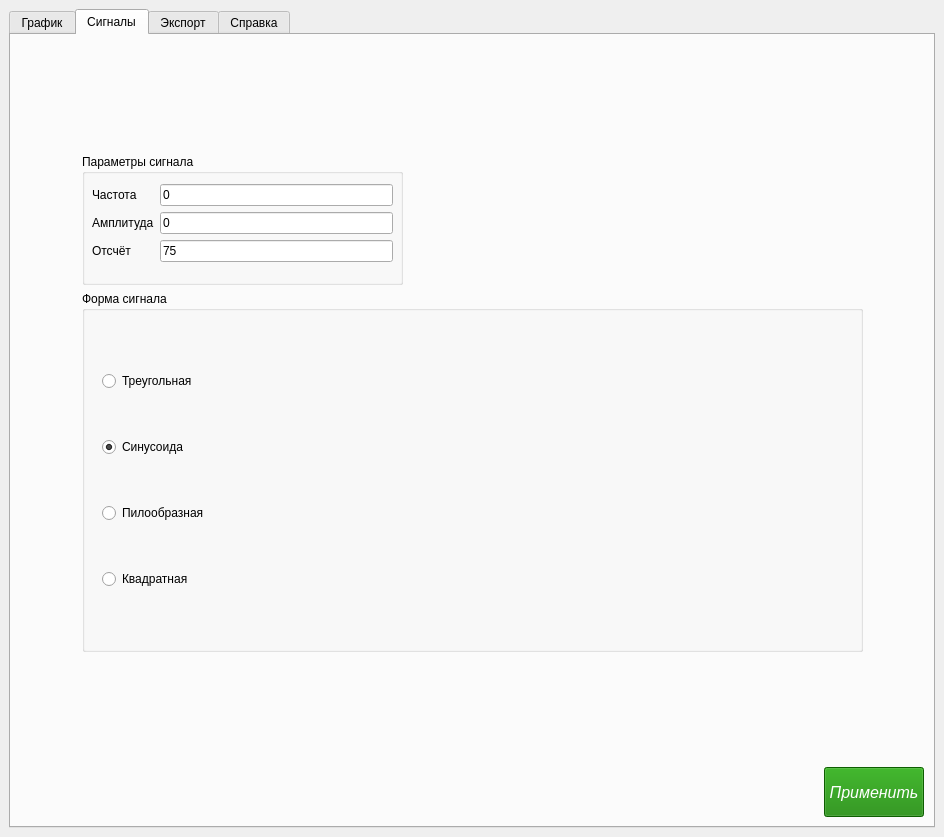
Old version of the form ui/main.ui in the repository Vlafder/sfive.
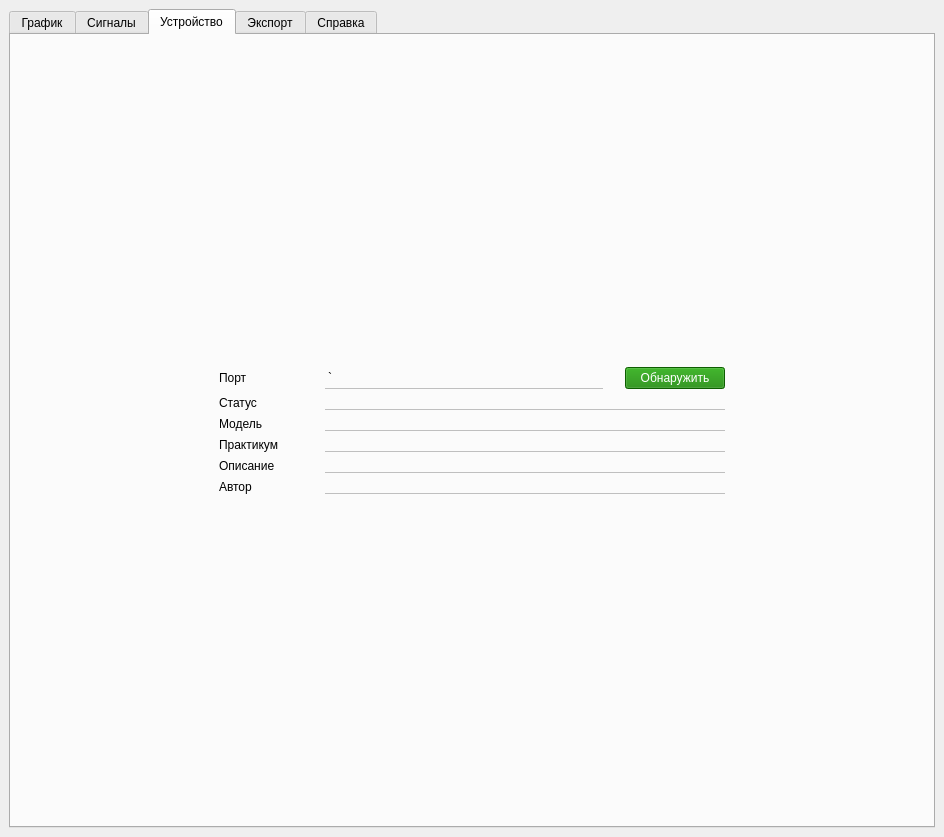
New version of the form. Icons and pictures are not drawn.

Commit message: sfive-18: новый интерфейс

What changed in the file:
```diff
--- a/ui/main.ui
+++ b/ui/main.ui
@@ -21,7 +21,7 @@
     <item>
      <widget class="QTabWidget" name="tabWidget">
       <property name="currentIndex">
-       <number>1</number>
+       <number>2</number>
       </property>
       <widget class="QWidget" name="graph">
        <property name="contextMenuPolicy">
@@ -418,6 +418,269 @@
         </item>
        </layout>
       </widget>
+      <widget class="QWidget" name="device">
+       <attribute name="title">
+        <string>Устройство</string>
+       </attribute>
+       <layout class="QVBoxLayout" name="verticalLayout_8">
+        <item>
+         <spacer name="verticalSpacer_5">
+          <property name="orientation">
+           <enum>Qt::Vertical</enum>
+          </property>
+          <property name="sizeHint" stdset="0">
+           <size>
+            <width>20</width>
+            <height>40</height>
+           </size>
+          </property>
+         </spacer>
+        </item>
+        <item>
+         <layout class="QHBoxLayout" name="horizontalLayout_3">
+          <item>
+           <spacer name="horizontalSpacer_9">
+            <property name="orientation">
+             <enum>Qt::Horizontal</enum>
+            </property>
+            <property name="sizeHint" stdset="0">
+             <size>
+              <width>40</width>
+              <height>20</height>
+             </size>
+            </property>
+           </spacer>
+          </item>
+          <item>
+           <layout class="QFormLayout" name="formLayout_5">
+            <item row="0" column="0">
+             <widget class="QLabel" name="Label">
+              <property name="text">
+               <string>Порт</string>
+              </property>
+              <property name="margin">
+               <number>5</number>
+              </property>
+             </widget>
+            </item>
+            <item row="0" column="1">
+             <layout class="QHBoxLayout" name="horizontalLayout_7">
+              <item>
+               <widget class="QLabel" name="port_lbl">
+                <property name="styleSheet">
+                 <string notr="true">border-bottom: 1px solid #bfbfbf;
+border-top: 0px;
+border-right: 0px;
+border-left: 0px;</string>
+                </property>
+                <property name="text">
+                 <string>`</string>
+                </property>
+               </widget>
+              </item>
+              <item>
+               <widget class="QLabel" name="label_7">
+                <property name="maximumSize">
+                 <size>
+                  <width>10</width>
+                  <height>16777215</height>
+                 </size>
+                </property>
+                <property name="text">
+                 <string/>
+                </property>
+               </widget>
+              </item>
+              <item>
+               <widget class="QPushButton" name="detect_btn">
+                <property name="minimumSize">
+                 <size>
+                  <width>20</width>
+                  <height>0</height>
+                 </size>
+                </property>
+                <property name="maximumSize">
+                 <size>
+                  <width>100</width>
+                  <height>16777215</height>
+                 </size>
+                </property>
+                <property name="styleSheet">
+                 <string notr="true">background-color: rgb(18, 131, 0);
+color: rgb(255, 255, 255);</string>
+                </property>
+                <property name="text">
+                 <string>Обнаружить</string>
+                </property>
+               </widget>
+              </item>
+             </layout>
+            </item>
+            <item row="1" column="0">
+             <widget class="QLabel" name="Label_6">
+              <property name="text">
+               <string>Статус</string>
+              </property>
+              <property name="margin">
+               <number>5</number>
+              </property>
+             </widget>
+            </item>
+            <item row="2" column="0">
+             <widget class="QLabel" name="Label_2">
+              <property name="text">
+               <string>Модель</string>
+              </property>
+              <property name="margin">
+               <number>5</number>
+              </property>
+             </widget>
+            </item>
+            <item row="2" column="1">
+             <widget class="QLabel" name="model_lbl">
+              <property name="styleSheet">
+               <string notr="true">border-bottom: 1px solid #bfbfbf;
+border-top: 0px;
+border-right: 0px;
+border-left: 0px;</string>
+              </property>
+              <property name="text">
+               <string/>
+              </property>
+             </widget>
+            </item>
+            <item row="3" column="0">
+             <widget class="QLabel" name="Label_3">
+              <property name="minimumSize">
+               <size>
+                <width>100</width>
+                <height>0</height>
+               </size>
+              </property>
+              <property name="text">
+               <string>Практикум</string>
+              </property>
+              <property name="margin">
+               <number>5</number>
+              </property>
+             </widget>
+            </item>
+            <item row="3" column="1">
+             <widget class="QLabel" name="prak_lbl">
+              <property name="styleSheet">
+               <string notr="true">border-bottom: 1px solid #bfbfbf;
+border-top: 0px;
+border-right: 0px;
+border-left: 0px;</string>
+              </property>
+              <property name="text">
+               <string/>
+              </property>
+             </widget>
+            </item>
+            <item row="4" column="0">
+             <widget class="QLabel" name="Label_4">
+              <property name="text">
+               <string>Описание</string>
+              </property>
+              <property name="margin">
+               <number>5</number>
+              </property>
+             </widget>
+            </item>
+            <item row="4" column="1">
+             <widget class="QLabel" name="about_lbl">
+              <property name="minimumSize">
+               <size>
+                <width>400</width>
+                <height>0</height>
+               </size>
+              </property>
+              <property name="maximumSize">
+               <size>
+                <width>600</width>
+                <height>16777215</height>
+               </size>
+              </property>
+              <property name="styleSheet">
+               <string notr="true">border-bottom: 1px solid #bfbfbf;
+border-top: 0px;
+border-right: 0px;
+border-left: 0px;</string>
+              </property>
+              <property name="text">
+               <string/>
+              </property>
+             </widget>
+            </item>
+            <item row="5" column="0">
+             <widget class="QLabel" name="Label_5">
+              <property name="text">
+               <string>Автор</string>
+              </property>
+              <property name="margin">
+               <number>5</number>
+              </property>
+             </widget>
+            </item>
+            <item row="5" column="1">
+             <widget class="QLabel" name="author_lbl">
+              <property name="styleSheet">
+               <string notr="true">border-bottom: 1px solid #bfbfbf;
+border-top: 0px;
+border-right: 0px;
+border-left: 0px;</string>
+              </property>
+              <property name="text">
+               <string/>
+              </property>
+             </widget>
+            </item>
+            <item row="1" column="1">
+             <widget class="QLabel" name="status_lbl">
+              <property name="styleSheet">
+               <string notr="true">border-bottom: 1px solid #bfbfbf;
+border-top: 0px;
+border-right: 0px;
+border-left: 0px;</string>
+              </property>
+              <property name="text">
+               <string/>
+              </property>
+             </widget>
+            </item>
+           </layout>
+          </item>
+          <item>
+           <spacer name="horizontalSpacer_10">
+            <property name="orientation">
+             <enum>Qt::Horizontal</enum>
+            </property>
+            <property name="sizeHint" stdset="0">
+             <size>
+              <width>40</width>
+              <height>20</height>
+             </size>
+            </property>
+           </spacer>
+          </item>
+         </layout>
+        </item>
+        <item>
+         <spacer name="verticalSpacer_6">
+          <property name="orientation">
+           <enum>Qt::Vertical</enum>
+          </property>
+          <property name="sizeHint" stdset="0">
+           <size>
+            <width>20</width>
+            <height>40</height>
+           </size>
+          </property>
+         </spacer>
+        </item>
+       </layout>
+      </widget>
       <widget class="QWidget" name="export_2">
        <attribute name="title">
         <string>Экспорт</string>
```
The commit also changes 3 other files.
